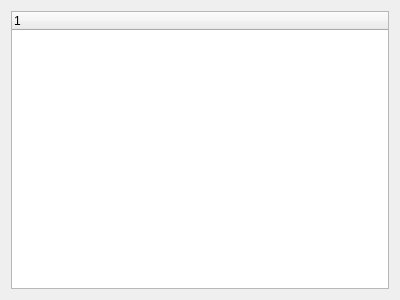
The window that Widgets/WdgRouteSelector.ui (ma7t3/ScheduleMaster) describes before a commit, drawn with Qt 5.
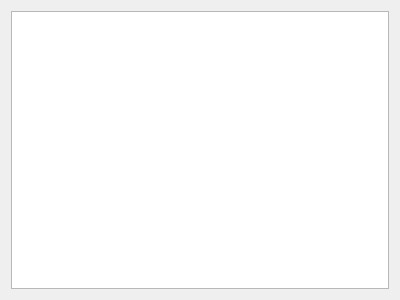
The same window after the commit.

Commit message: implemented WdgRouteSelector in WdgPublishedLines

Diff of the .ui file:
```diff
--- a/Widgets/WdgRouteSelector.ui
+++ b/Widgets/WdgRouteSelector.ui
@@ -15,7 +15,16 @@
   </property>
   <layout class="QVBoxLayout" name="verticalLayout">
    <item>
-    <widget class="QTreeWidget" name="treeWidget"/>
+    <widget class="QTreeWidget" name="treeWidget">
+     <attribute name="headerVisible">
+      <bool>false</bool>
+     </attribute>
+     <column>
+      <property name="text">
+       <string notr="true">1</string>
+      </property>
+     </column>
+    </widget>
    </item>
   </layout>
  </widget>
```
The commit also changes 5 other files.
